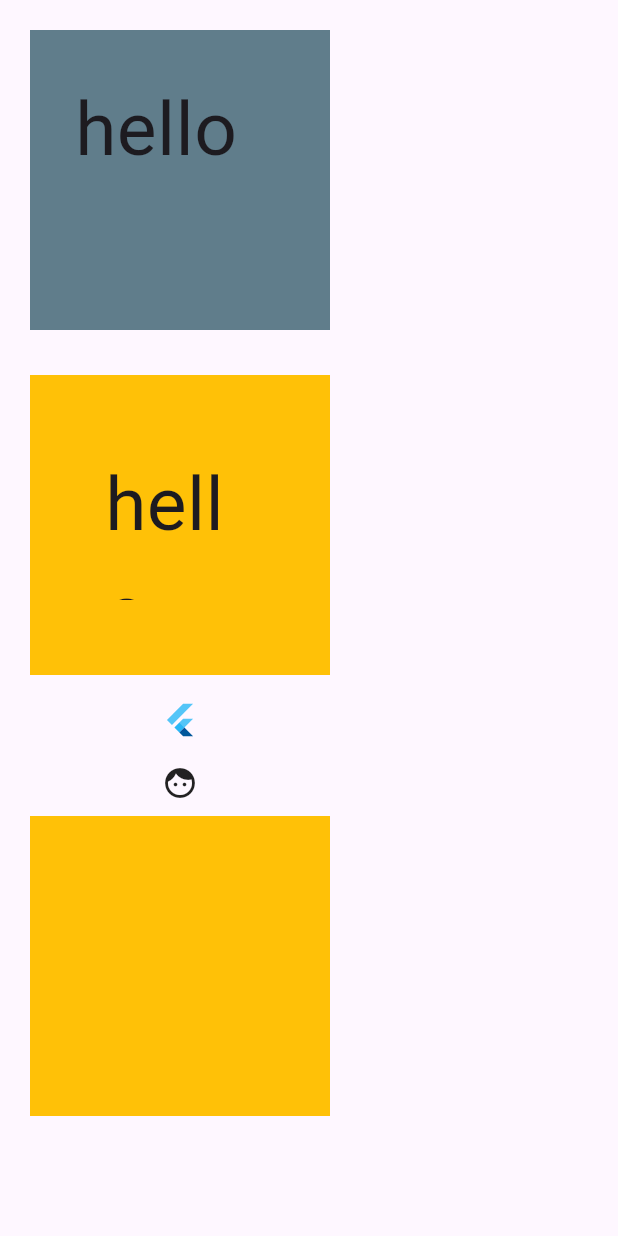
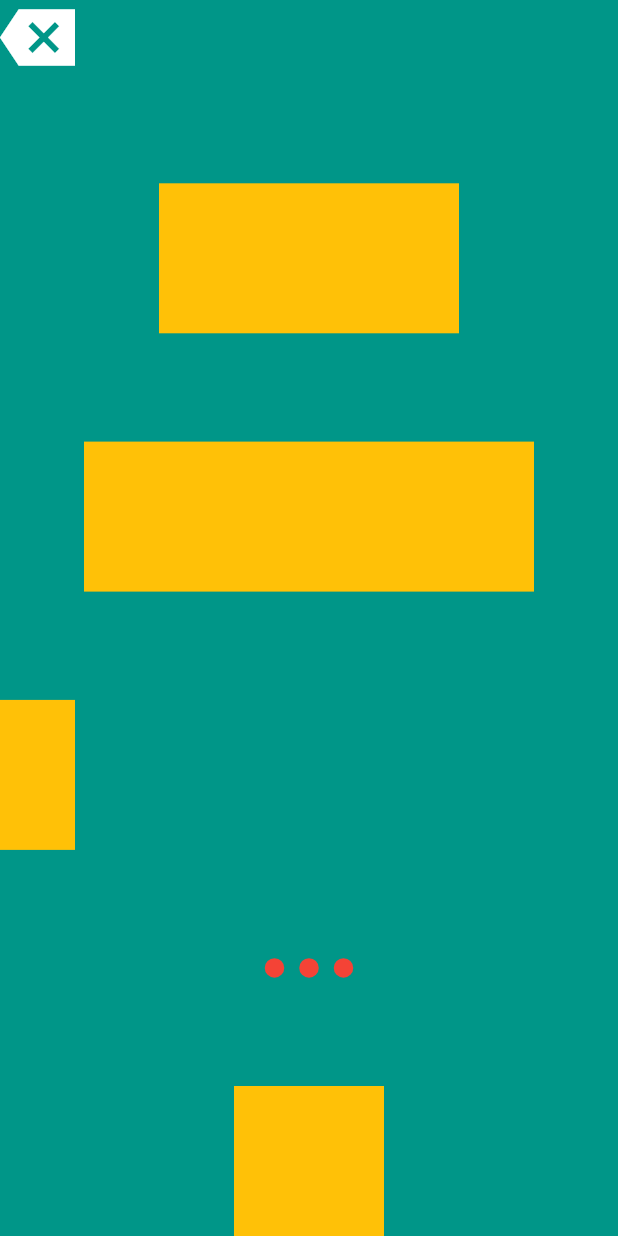
Before and after one commit to Mosab-kazeha/flutter_cours_lerning_more_2025, a Flutter app: the screen it shows after launch, on a phone screen of 412 x 824 dp. Run offline on Flutter 3.47's test engine with Material 3 defaults, Android fonts, the phone set to English and light mode, and no system bars.

Commit message:
column row and dashbord

```diff
--- a/lib/main.dart
+++ b/lib/main.dart
@@ -1,55 +1,42 @@
-import 'dart:io';
-import 'dart:math' as math;
-
-import 'package:flutter/cupertino.dart';
 import 'package:flutter/material.dart';
 
 void main() {
-  runApp(CulomnPage());
+  runApp(MyApp());
 }
 
-class CulomnPage extends StatelessWidget {
-  const CulomnPage({super.key});
+class MyApp extends StatelessWidget {
+  const MyApp({super.key});
 
   @override
   Widget build(BuildContext context) {
-    return MaterialApp(
-      home: Scaffold(
-        body: Column(
+    return MaterialApp(home: ColumnScreen());
+  }
+}
+
+class TestColumn extends StatelessWidget {
+  const TestColumn({super.key});
+
+  @override
+  Widget build(BuildContext context) {
+    return Scaffold(
+      body: Container(
+        color: Colors.red,
+        child: Column(
           children: [
-            // Padding(
-            //   padding: const EdgeInsets.all(8.0),
-            //   child: Container(width: 200, height: 200, color: Colors.blueGrey),
-            // ),
-            Padding(
-              padding: EdgeInsets.symmetric(vertical: 10, horizontal: 10),
-              child: Container(
-                width: 200,
-                height: 200,
-                color: Colors.blueGrey,
-                padding: EdgeInsets.all(30),
-                margin: EdgeInsets.all(10),
-                child: Text('hello', style: TextStyle(fontSize: 50)),
+            Container(width: 100, height: 100, color: Colors.teal),
+            Container(
+              color: Colors.amberAccent,
+              child: Column(
+                children: [
+                  Container(
+                    width: 50,
+                    height: 50,
+                    color: Colors.blue,
+                    margin: EdgeInsets.all(10),
+                  ),
+                ],
               ),
             ),
-            Padding(
-              padding: const EdgeInsets.all(0),
-              child: Container(
-                width: 200,
-                height: 200,
-                color: Colors.amber,
-                child: Text('hello', style: TextStyle(fontSize: 50)),
-                padding: EdgeInsets.all(50),
-                margin: EdgeInsets.all(10),
-              ),
-            ),
-            Padding(padding: const EdgeInsets.all(8.0), child: FlutterLogo()),
-            Padding(padding: const EdgeInsets.all(10), child: Icon(Icons.face)),
-            Padding(
-              padding: const EdgeInsets.all(0),
-              child: Container(width: 200, height: 200, color: Colors.amber),
-            ),
-            // Container(width: 200, height: 200, color: Colors.blueGrey),
           ],
         ),
       ),
@@ -57,101 +44,132 @@ class CulomnPage extends StatelessWidget {
   }
 }
 
-// class ImagePage extends StatelessWidget {
-//   const ImagePage({super.key});
-
-//   @override
-//   Widget build(context) {
-//     return MaterialApp(
-//       home: Scaffold(
-//         body: Center(
-//           // child: Image.network(
-//           //   'https://encrypted-tbn0.gstatic.com/images?q=tbn:ANd9GcQzTojBf4VJCGR4Z-QxG-7GozKDuWjCst6z6Q&s',
-//           // ),
-//           // child: Image.file(
-//           //   File("C:/Users/mosab/Desktop/photo_2025-07-22_07-24-38.jpg"),
-//           // ),
-//           child: Image.asset('assets/image_wesdom.jpeg'),
-//         ),
-//       ),
-//     );
-//   }
-// }
-
-class MyApp extends StatelessWidget {
-  const MyApp({super.key});
+class ColumnScreen extends StatelessWidget {
+  const ColumnScreen({super.key});
 
   @override
   Widget build(BuildContext context) {
-    return MaterialApp(
-      home: Scaffold(
-        appBar: AppBar(
-          leading: FlutterLogo(),
-          title: Text('title'),
-          // toolbarHeight: 500,
-          actions: [FlutterLogo(), FlutterLogo()],
-        ),
-        backgroundColor: Colors.teal,
-        body: Center(
-          child: Container(
-            width: 200,
-            height: 200,
-            alignment: Alignment.center,
-            decoration: BoxDecoration(
-              // gradient: LinearGradient(
-              //   colors: [Colors.black, Colors.grey, Colors.white],
-              //   begin: Alignment.bottomLeft,
-              //   end: Alignment.topRight,
-              // ),
-              // gradient: RadialGradient(
-              //   radius: 0.5,
-              //   center: Alignment.topCenter,
-              //   colors: [Colors.green, Colors.white, Colors.blueGrey],
-              // ),
-              gradient: SweepGradient(
-                // center: Alignment(0.1, 0.1),
-                // startAngle: 1,
-                endAngle: math.pi * 2,
-                colors: [CupertinoColors.activeBlue, Colors.amber],
+    return Scaffold(
+      body: Container(
+        color: Colors.teal,
+        child: Column(
+          mainAxisAlignment: MainAxisAlignment.spaceBetween,
+          crossAxisAlignment: CrossAxisAlignment.center,
+          // mainAxisSize: MainAxisSize.min,
+          children: [
+            Align(
+              alignment: Alignment.centerLeft,
+              child: Icon(
+                Icons.backspace_sharp,
+                size: 50,
+                color: Colors.white,
+                shadows: [Shadow()],
               ),
-              boxShadow: [
-                BoxShadow(
-                  color: Colors.black,
-                  offset: Offset(5, 5),
-                  blurRadius: 10,
-                  spreadRadius: 10,
-                  blurStyle: BlurStyle.inner,
+            ),
+            Container(width: 200, height: 100, color: Colors.amber),
+
+            Container(width: 300, height: 100, color: Colors.amber),
+            Align(
+              alignment: Alignment.topLeft,
+              child: Container(width: 50, height: 100, color: Colors.amber),
+            ),
+            Row(
+              // spacing: 10,
+              mainAxisAlignment: MainAxisAlignment.center,
+              // crossAxisAlignment: CrossAxisAlignment.,
+              children: [
+                Container(
+                  width: 13,
+                  height: 13,
+                  // margin: EdgeInsets.all(10),
+                  decoration: BoxDecoration(
+                    shape: BoxShape.circle,
+                    color: Colors.red,
+                  ),
                 ),
-                BoxShadow(
-                  color: Colors.white,
-                  offset: Offset(-5, -5),
-                  blurRadius: 10,
-                  blurStyle: BlurStyle.inner,
+                // SizedBox(width: 10),
+                Container(
+                  width: 13,
+                  height: 13,
+                  margin: EdgeInsets.symmetric(horizontal: 10),
+                  decoration: BoxDecoration(
+                    shape: BoxShape.circle,
+                    color: Colors.red,
+                  ),
+                ),
+                // SizedBox(width: 10),
+                Container(
+                  width: 13,
+                  height: 13,
+                  // margin: EdgeInsets.all(10),
+                  decoration: BoxDecoration(
+                    shape: BoxShape.circle,
+                    color: Colors.red,
+                  ),
                 ),
               ],
-              color: Colors.white,
-              // shape: BoxShape.circle,
-              // borderRadius: BorderRadius.only(
-              //   topLeft: Radius.circular(10),
-              //   bottomRight: Radius.circular(20),
-              //   topRight: Radius.circular(20),
-              // ),
-              border: Border.all(
-                color: Colors.red.shade900,
-                width: 5,
-                strokeAlign: BorderSide.strokeAlignInside,
-                // style: BorderStyle.none,
-              ),
-              image: DecorationImage(
-                image: AssetImage('assets/image.jpg'),
-                opacity: 0.9,
-              ),
             ),
-            // child: FlutterLogo(size: 66),
-            // child: Image.asset("assets/image_wesdom.jpeg", fit: BoxFit.cover),
-          ),
+            Container(width: 100, height: 100, color: Colors.amber),
+          ],
         ),
       ),
     );
   }
 }
+
+class SplashScreen extends StatelessWidget {
+  const SplashScreen({super.key});
+
+  @override
+  Widget build(BuildContext context) {
+    return Scaffold(
+      body: Column(
+        children: [
+          Padding(
+            padding: const EdgeInsets.only(
+              top: 32,
+              left: 115,
+              right: 115,
+              bottom: 64,
+            ),
+            child: Text("hello Word"),
+          ),
+          Padding(
+            padding: const EdgeInsets.only(right: 21, left: 21, bottom: 36),
+            child: Container(
+              width: 200,
+              height: 100,
+              color: Color.fromRGBO(166, 166, 166, 1),
+            ),
+          ),
+          Text(
+            "Access Anywhere",
+            style: TextStyle(
+              fontSize: 28,
+              fontWeight: FontWeight.w700,
+              color: Color.fromRGBO(38, 38, 38, 1),
+            ),
+          ),
+          SizedBox(height: 8),
+          Text(
+            "The video call feature can be\n accessed from anywhere in your\n house to help you.",
+            textAlign: TextAlign.center,
+            style: TextStyle(
+              fontSize: 17,
+              fontWeight: FontWeight.w400,
+              color: Color.fromRGBO(166, 166, 166, 1),
+            ),
+          ),
+          Padding(
+            padding: const EdgeInsets.only(top: 104, right: 84, left: 84),
+            child: Container(
+              width: 200,
+              height: 100,
+              color: Color.fromRGBO(166, 166, 166, 1),
+            ),
+          ),
+        ],
+      ),
+    );
+  }
+}
```
